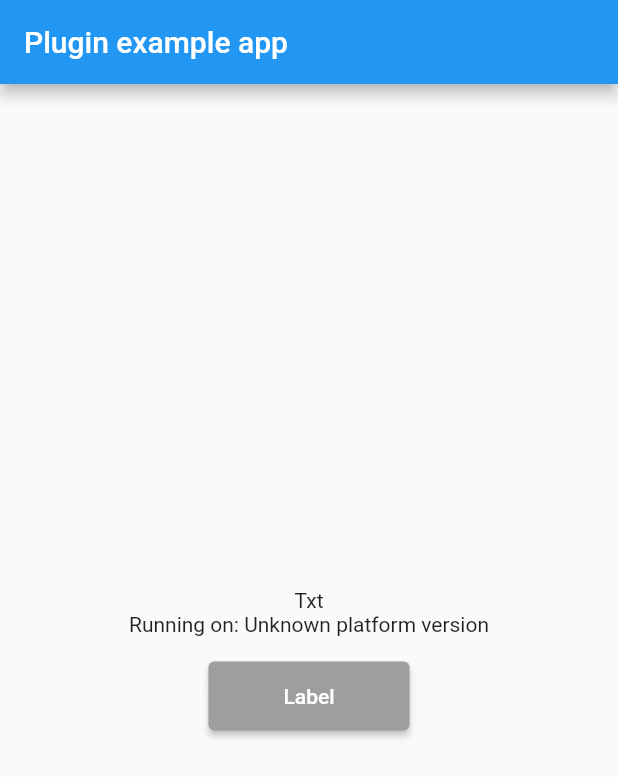
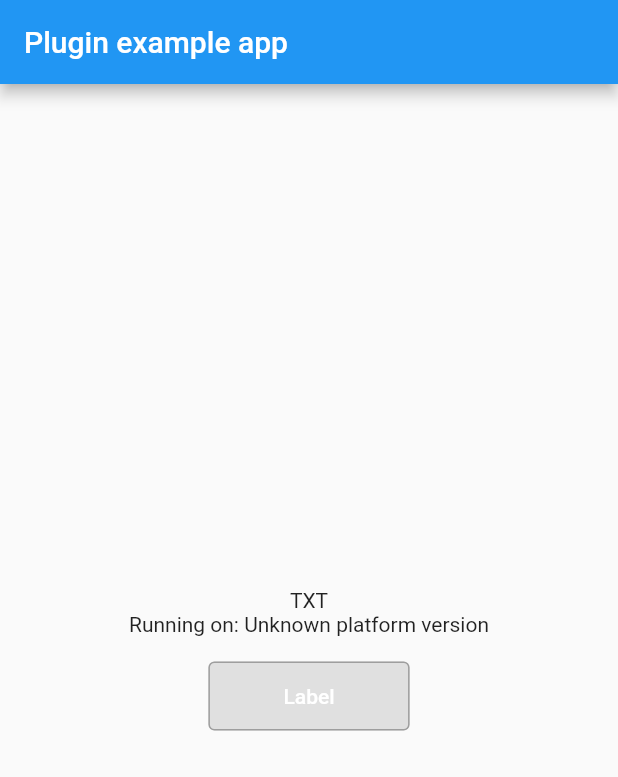
Before and after one commit to AkitoYamashita/stra, a Flutter app: the screen it shows after launch, on a phone screen of 412 x 824 dp. Shown: the top 777 px of the screen. Run offline on Flutter 3.47's test engine with Material 2 defaults, Android fonts, the phone set to English and light mode, and no system bars; our stand-ins replace flutter_svg, font_awesome_flutter, plugin_platform_interface, yaml; missing offline and left inert: dart:html.

Commit message:
add txt_btn and widget arguments update

```diff
--- a/example/lib/main.dart
+++ b/example/lib/main.dart
@@ -61,7 +61,7 @@ class _MyAppState extends State<MyApp> {
           child: Column(
             mainAxisAlignment: MainAxisAlignment.center,
             children: [
-              const Txt(),
+              const Txt('TXT'),
               Text('Running on: $_platformVersion\n'),
               Btn(
                 key: const Key("BTN_TEST"),
--- a/lib/widgets/btn.dart
+++ b/lib/widgets/btn.dart
@@ -2,38 +2,44 @@ import 'package:flutter/material.dart';
 import 'package:stra/stra.dart';
 
 class Btn extends StatelessWidget {
-  /// 引数のラベル名と押下時のイベント、paddingを元にボタンウィジェットを返す
+  /// 引数のラベル名(またはchildウィジェット)と押下時のイベント、スタイル指定を元にボタンウィジェットを返す
   /// ※押下時のイベント指定がない場合は、押下時に現在時刻をログ出力する処理を設定する
   Btn({
     Key? key,
+    EdgeInsetsGeometry? wrapperPadding,
+    EdgeInsetsGeometry? padding,
+    Size? minimumSize,
+    ButtonStyle? buttonStyle,
+    VoidCallback? onPressed,
     String? label,
-    ButtonStyle? style,
-    VoidCallback? onPressed,
-    EdgeInsetsGeometry? padding,
+    Widget? child,
   }) : this.init(
           key: key,
-          label: label,
-          style: style,
+          wrapperPadding: wrapperPadding,
+          padding: padding,
+          minimumSize: minimumSize,
+          buttonStyle: buttonStyle,
           onPressed: onPressed,
           created: DateTime.now().millisecondsSinceEpoch,
-          padding: padding,
+          label: label,
+          child: child,
         );
 
   Btn.init({
     super.key,
-    String? label,
-    ButtonStyle? style,
+    EdgeInsetsGeometry? wrapperPadding,
+    EdgeInsetsGeometry? padding,
+    this.minimumSize,
+    this.buttonStyle,
     VoidCallback? onPressed,
     required this.created,
-    EdgeInsetsGeometry? padding,
-  })  : label = label ?? 'Label',
-        style = style ??
-            ElevatedButton.styleFrom(
-              padding: const EdgeInsets.symmetric(
-                horizontal: 50,
-                vertical: 15,
-              ),
-              backgroundColor: Colors.grey,
+    String? label,
+    this.child,
+  })  : wrapperPadding = wrapperPadding ?? EdgeInsets.zero,
+        padding = padding ??
+            const EdgeInsets.symmetric(
+              horizontal: 50,
+              vertical: 15,
             ),
         onPressed = onPressed ??
             (() {
@@ -41,22 +47,34 @@ class Btn extends StatelessWidget {
                 '$created->Btn.onPressed@${DateTime.now().toIso8601String()}',
               );
             }),
-        padding = padding ?? EdgeInsets.zero;
+        label = label ?? 'Label';
 
-  final String label;
-  final ButtonStyle? style;
+  final EdgeInsetsGeometry wrapperPadding;
+  final ButtonStyle? buttonStyle;
+  final EdgeInsetsGeometry padding;
   final VoidCallback onPressed;
   final int created;
-  final EdgeInsetsGeometry padding;
+  final String label;
+  final Widget? child;
+  final Size? minimumSize;
 
   @override
   Widget build(BuildContext context) {
     return Padding(
-      padding: padding,
+      padding: wrapperPadding,
       child: ElevatedButton(
-        style: style,
+        style: buttonStyle ??
+            ElevatedButton.styleFrom(
+              padding: padding,
+              minimumSize: minimumSize,
+              side: const BorderSide(
+                color: Colors.grey,
+              ),
+              shadowColor: Colors.transparent,
+              backgroundColor: const Color.fromARGB(255, 224, 224, 224),
+            ),
         onPressed: onPressed,
-        child: Text(label),
+        child: child ?? Text(label),
       ),
     );
   }
--- a/lib/widgets/col.dart
+++ b/lib/widgets/col.dart
@@ -12,7 +12,8 @@ class Col extends StatelessWidget {
     MainAxisSize? mainAxisSize,
     MainAxisAlignment? mainAxisAlignment,
     CrossAxisAlignment? crossAxisAlignment,
-  })  : backgroundColor = backgroundColor ?? Colors.black12,
+  })  : backgroundColor =
+            backgroundColor ?? const Color.fromARGB(255, 224, 224, 224),
         mainAxisSize = mainAxisSize ?? MainAxisSize.max,
         mainAxisAlignment = mainAxisAlignment ?? MainAxisAlignment.start,
         crossAxisAlignment = crossAxisAlignment ?? CrossAxisAlignment.center,
@@ -39,7 +40,7 @@ class Col extends StatelessWidget {
       padding: const EdgeInsets.all(2),
       decoration: BoxDecoration(
         border: Border.all(
-          color: Colors.black12,
+          color: Colors.grey,
         ),
         color: backgroundColor,
       ),
--- a/lib/widgets/txt.dart
+++ b/lib/widgets/txt.dart
@@ -1,13 +1,27 @@
 import 'package:flutter/material.dart';
 
 class Txt extends StatelessWidget {
-  /// 引数のラベル名を元にテキストウィジェットを返す
-  /// ※ラベル名の指定がない場合は、デフォルトの文字列を設定
-  const Txt({super.key, String? label}) : label = label ?? 'Txt';
+  /// 引数のラベル文字列を元にテキストウィジェットを返す
+  const Txt(
+    this.label, {
+    super.key,
+    this.color,
+    this.fontSize,
+  });
+
   final String label;
+  final Color? color;
+  final double? fontSize;
 
   @override
   Widget build(BuildContext context) {
-    return Text(label);
+    final style = TextStyle(
+      color: color,
+      fontSize: fontSize,
+    );
+    return Text(
+      label,
+      style: style,
+    );
   }
 }
```
Also changed, not shown: lib/widgets/box.dart (+21 -14 lines), lib/widgets/txt_btn.dart (added, +31 -0 lines).
